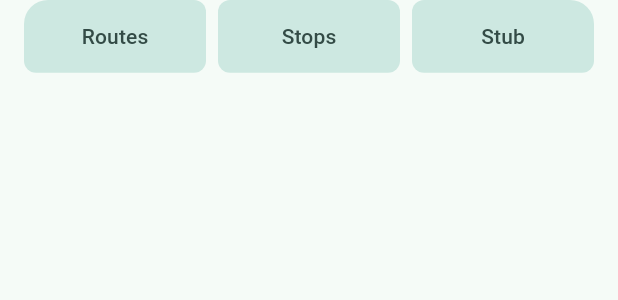
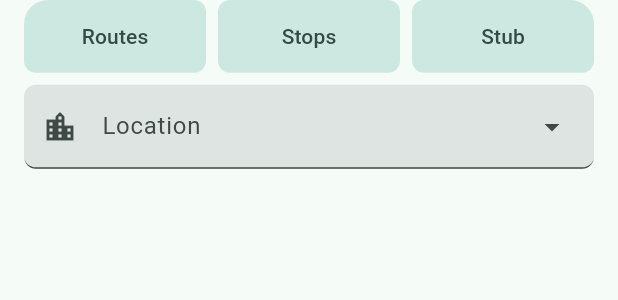
Before and after one commit to lonelyteapot/open-transit-app, a Flutter app: the _PanelContent widget shown alone on an empty page, opened directly, on a phone screen of 412 x 824 dp. Shown: the top 300 px of the screen. Run offline on Flutter 3.47's test engine with Material 2 defaults, Android fonts, the phone set to English and light mode, and no system bars; our stand-ins replace dio, flutter_map, flutter_riverpod, latlong2, shared_preferences, sliding_up_panel; missing offline and left inert: dart:html, flutter_map_cancellable_tile_provider; accounts and stored records are empty; statements that could not run were skipped.

Commit message:
Add stub location selector

```diff
--- a/lib/main_screen/main_screen.dart
+++ b/lib/main_screen/main_screen.dart
@@ -169,8 +169,12 @@ class _PanelContent extends StatelessWidget {
             ),
           ),
         ),
-        child: Builder(builder: (context) {
-          return GridView.count(
+        child: Builder(
+          builder: (context) {
+            return Column(
+              crossAxisAlignment: CrossAxisAlignment.stretch,
+              children: [
+                GridView.count(
                   primary: false,
                   physics: const NeverScrollableScrollPhysics(),
                   shrinkWrap: true,
@@ -183,8 +187,8 @@ class _PanelContent extends StatelessWidget {
                     FilledButton.tonal(
                       onPressed: () {},
                       style: FilledButtonTheme.of(context).style!.copyWith(
-                      shape:
-                          _createRoundedCornerShape(base: 8.0, topLeft: 16.0),
+                            shape: _createRoundedCornerShape(
+                                base: 8.0, topLeft: 16.0),
                           ),
                       child: const Text('Routes'),
                     ),
@@ -195,14 +199,36 @@ class _PanelContent extends StatelessWidget {
                     FilledButton.tonal(
                       onPressed: () {},
                       style: FilledButtonTheme.of(context).style!.copyWith(
-                      shape:
-                          _createRoundedCornerShape(base: 8.0, topRight: 16.0),
+                            shape: _createRoundedCornerShape(
+                                base: 8.0, topRight: 16.0),
                           ),
                       child: const Text('Stub'),
                     ),
                   ],
+                ),
+                const SizedBox(height: 8.0),
+                DropdownMenu<int>(
+                  leadingIcon: const Icon(Icons.location_city),
+                  label: const Text('Location'),
+                  inputDecorationTheme: const InputDecorationTheme(
+                    filled: true,
+                    // floatingLabelBehavior: FloatingLabelBehavior.never,
+                    contentPadding: EdgeInsets.symmetric(vertical: 5.0),
+                    border: UnderlineInputBorder(
+                      borderRadius: BorderRadius.all(Radius.circular(8.0)),
+                    ),
+                  ),
+                  width: MediaQuery.sizeOf(context).width - 32,
+                  dropdownMenuEntries: const [
+                    DropdownMenuEntry(value: 0, label: 'Location 1'),
+                    DropdownMenuEntry(value: 1, label: 'Location 2'),
+                    DropdownMenuEntry(value: 2, label: 'Location 3'),
+                  ],
+                ),
+              ],
             );
-        }),
+          },
+        ),
       ),
     );
   }
```
Lines whose indentation alone changed are shown as unchanged.
